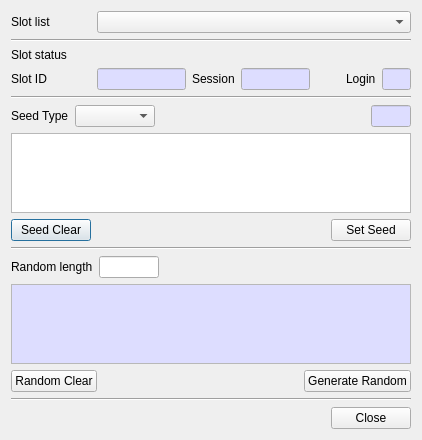
Old version of the form CryptokiMan/rand_dlg.ui in the repository jykim74/CryptokiMan.
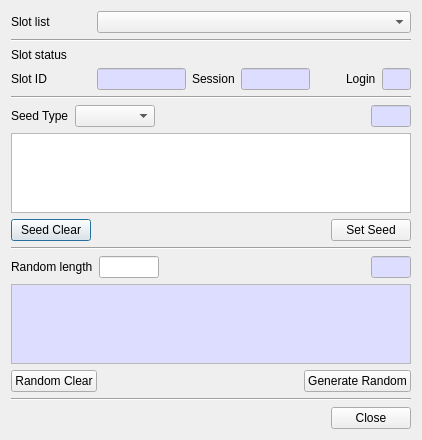
New version of the form.

Patch:
```diff
--- a/CryptokiMan/rand_dlg.ui
+++ b/CryptokiMan/rand_dlg.ui
@@ -411,19 +411,6 @@
      <property name="topMargin">
       <number>0</number>
      </property>
-     <item row="0" column="0">
-      <widget class="QLabel" name="label_5">
-       <property name="minimumSize">
-        <size>
-         <width>80</width>
-         <height>0</height>
-        </size>
-       </property>
-       <property name="text">
-        <string>Random length</string>
-       </property>
-      </widget>
-     </item>
      <item row="0" column="1">
       <widget class="QLineEdit" name="mLengthText">
        <property name="maximumSize">
@@ -447,6 +434,65 @@
        </property>
       </spacer>
      </item>
+     <item row="0" column="0">
+      <widget class="QLabel" name="label_5">
+       <property name="minimumSize">
+        <size>
+         <width>80</width>
+         <height>0</height>
+        </size>
+       </property>
+       <property name="text">
+        <string>Random length</string>
+       </property>
+      </widget>
+     </item>
+     <item row="0" column="3">
+      <widget class="QLineEdit" name="mOutputLenText">
+       <property name="minimumSize">
+        <size>
+         <width>40</width>
+         <height>0</height>
+        </size>
+       </property>
+       <property name="maximumSize">
+        <size>
+         <width>40</width>
+         <height>16777215</height>
+        </size>
+       </property>
+       <property name="palette">
+        <palette>
+         <active>
+          <colorrole role="Base">
+           <brush brushstyle="SolidPattern">
+            <color alpha="255">
+             <red>221</red>
+             <green>221</green>
+             <blue>255</blue>
+            </color>
+           </brush>
+          </colorrole>
+         </active>
+         <inactive>
+          <colorrole role="Base">
+           <brush brushstyle="SolidPattern">
+            <color alpha="255">
+             <red>221</red>
+             <green>221</green>
+             <blue>255</blue>
+            </color>
+           </brush>
+          </colorrole>
+         </inactive>
+         <disabled/>
+        </palette>
+       </property>
+       <property name="readOnly">
+        <bool>true</bool>
+       </property>
+      </widget>
+     </item>
     </layout>
    </item>
    <item>
```
Left out of the diff: 1 changed line with no effect on the pictures.
